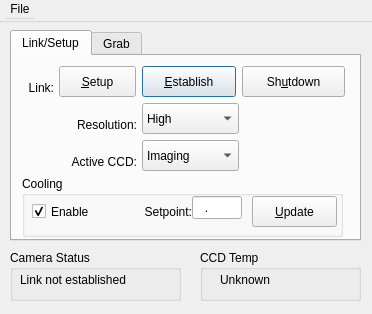
The window that cameraControl.ui (algebrato/PenguinSBIG) describes before a commit, drawn with Qt 5.
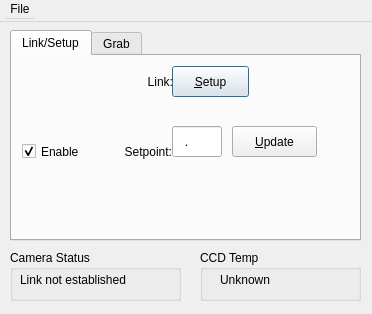
The same window after the commit.

```diff
--- a/cameraControl.ui
+++ b/cameraControl.ui
@@ -46,71 +46,10 @@
     <attribute name="title">
      <string>Link/Setup</string>
     </attribute>
-    <widget class="QPushButton" name="establishButton">
-     <property name="geometry">
-      <rect>
-       <x>130</x>
-       <y>10</y>
-       <width>94</width>
-       <height>31</height>
-      </rect>
-     </property>
-     <property name="text">
-      <string>&amp;Establish</string>
-     </property>
-     <property name="shortcut">
-      <string>Alt+E</string>
-     </property>
-    </widget>
-    <widget class="QComboBox" name="resolutionCB">
-     <property name="geometry">
-      <rect>
-       <x>130</x>
-       <y>47</y>
-       <width>97</width>
-       <height>31</height>
-      </rect>
-     </property>
-     <item>
-      <property name="text">
-       <string>High</string>
-      </property>
-     </item>
-     <item>
-      <property name="text">
-       <string>Medium</string>
-      </property>
-     </item>
-     <item>
-      <property name="text">
-       <string>Low</string>
-      </property>
-     </item>
-    </widget>
-    <widget class="QComboBox" name="ccdCB">
-     <property name="geometry">
-      <rect>
-       <x>130</x>
-       <y>84</y>
-       <width>97</width>
-       <height>31</height>
-      </rect>
-     </property>
-     <item>
-      <property name="text">
-       <string>Imaging</string>
-      </property>
-     </item>
-     <item>
-      <property name="text">
-       <string>Tracking</string>
-      </property>
-     </item>
-    </widget>
     <widget class="QPushButton" name="linkSetupButton">
      <property name="geometry">
       <rect>
-       <x>47</x>
+       <x>160</x>
        <y>10</y>
        <width>77</width>
        <height>31</height>
@@ -123,27 +62,11 @@
       <string>Alt+S</string>
      </property>
     </widget>
-    <widget class="QPushButton" name="shutdownButton">
-     <property name="geometry">
-      <rect>
-       <x>230</x>
-       <y>10</y>
-       <width>103</width>
-       <height>31</height>
-      </rect>
-     </property>
-     <property name="text">
-      <string>Sh&amp;utdown</string>
-     </property>
-     <property name="shortcut">
-      <string>Alt+U</string>
-     </property>
-    </widget>
     <widget class="QLabel" name="linkLabel">
      <property name="geometry">
       <rect>
-       <x>11</x>
-       <y>16</y>
+       <x>130</x>
+       <y>10</y>
        <width>31</width>
        <height>31</height>
       </rect>
@@ -158,61 +81,11 @@
       <bool>false</bool>
      </property>
     </widget>
-    <widget class="QLabel" name="textLabel9">
-     <property name="geometry">
-      <rect>
-       <x>50</x>
-       <y>53</y>
-       <width>75</width>
-       <height>31</height>
-      </rect>
-     </property>
-     <property name="text">
-      <string>Resolution:</string>
-     </property>
-     <property name="alignment">
-      <set>Qt::AlignRight|Qt::AlignTrailing|Qt::AlignVCenter</set>
-     </property>
-     <property name="wordWrap">
-      <bool>false</bool>
-     </property>
-    </widget>
-    <widget class="QLabel" name="textLabel11">
-     <property name="geometry">
-      <rect>
-       <x>50</x>
-       <y>90</y>
-       <width>75</width>
-       <height>31</height>
-      </rect>
-     </property>
-     <property name="text">
-      <string>Active CCD:</string>
-     </property>
-     <property name="alignment">
-      <set>Qt::AlignRight|Qt::AlignTrailing|Qt::AlignVCenter</set>
-     </property>
-     <property name="wordWrap">
-      <bool>false</bool>
-     </property>
-    </widget>
-    <widget class="QGroupBox" name="groupBox">
-     <property name="geometry">
-      <rect>
-       <x>10</x>
-       <y>120</y>
-       <width>321</width>
-       <height>61</height>
-      </rect>
-     </property>
-     <property name="title">
-      <string>Cooling</string>
-     </property>
      <widget class="QPushButton" name="coolingUpdateButton">
       <property name="geometry">
        <rect>
-        <x>230</x>
-        <y>20</y>
+       <x>220</x>
+       <y>70</y>
         <width>85</width>
         <height>31</height>
        </rect>
@@ -227,10 +100,10 @@
      <widget class="QLineEdit" name="coolingSetpoint">
       <property name="geometry">
        <rect>
-        <x>170</x>
-        <y>20</y>
+       <x>160</x>
+       <y>70</y>
         <width>50</width>
-        <height>23</height>
+       <height>31</height>
        </rect>
       </property>
       <property name="maximumSize">
@@ -249,8 +122,8 @@
      <widget class="QLabel" name="textLabel12">
       <property name="geometry">
        <rect>
-        <x>100</x>
-        <y>20</y>
+       <x>90</x>
+       <y>80</y>
         <width>70</width>
         <height>31</height>
        </rect>
@@ -272,7 +145,7 @@
       <property name="geometry">
        <rect>
         <x>10</x>
-        <y>20</y>
+       <y>80</y>
         <width>70</width>
         <height>31</height>
        </rect>
@@ -283,7 +156,6 @@
       <property name="checked">
        <bool>true</bool>
       </property>
-     </widget>
     </widget>
    </widget>
    <widget class="QWidget" name="Grab">
```
Lines whose indentation alone changed are shown as unchanged.
